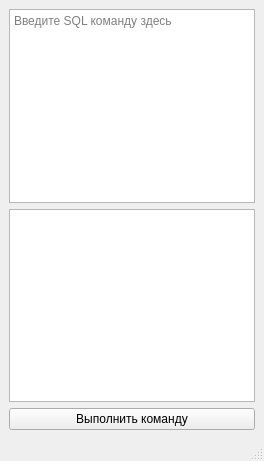
Old version of the form SimpleSQliteReaderProject/UiExecuteSQL.ui in the repository seTc1/SimpleSQLiteReader.
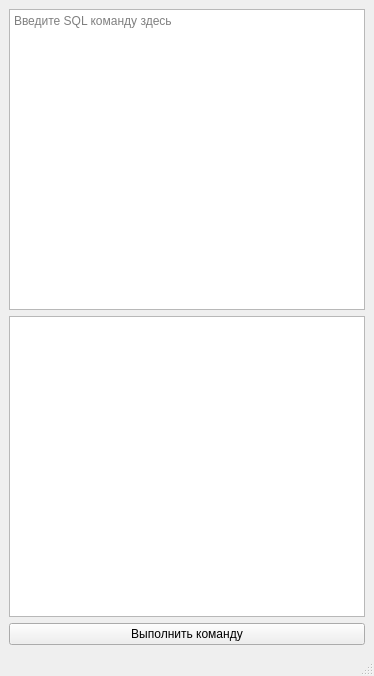
New version of the form.

What changed in the file:
```diff
--- a/SimpleSQliteReaderProject/UiExecuteSQL.ui
+++ b/SimpleSQliteReaderProject/UiExecuteSQL.ui
@@ -6,8 +6,8 @@
    <rect>
     <x>0</x>
     <y>0</y>
-    <width>264</width>
-    <height>461</height>
+    <width>374</width>
+    <height>676</height>
    </rect>
   </property>
   <property name="windowTitle">
```
Left out of the diff: 2 changed lines with no effect on the pictures.
